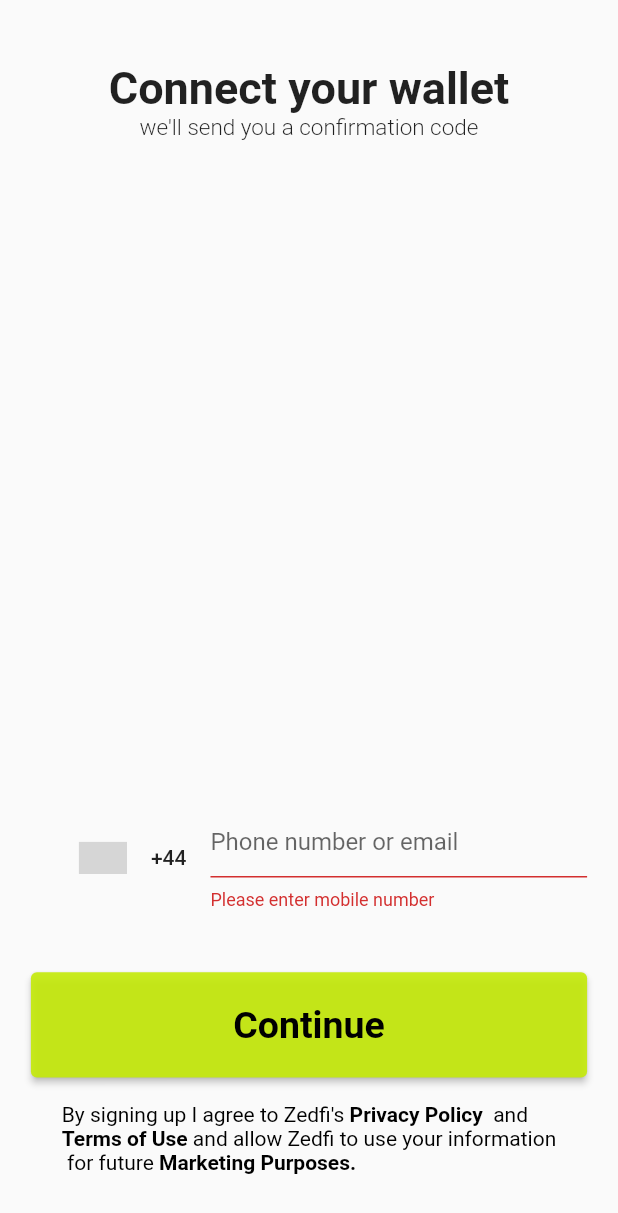
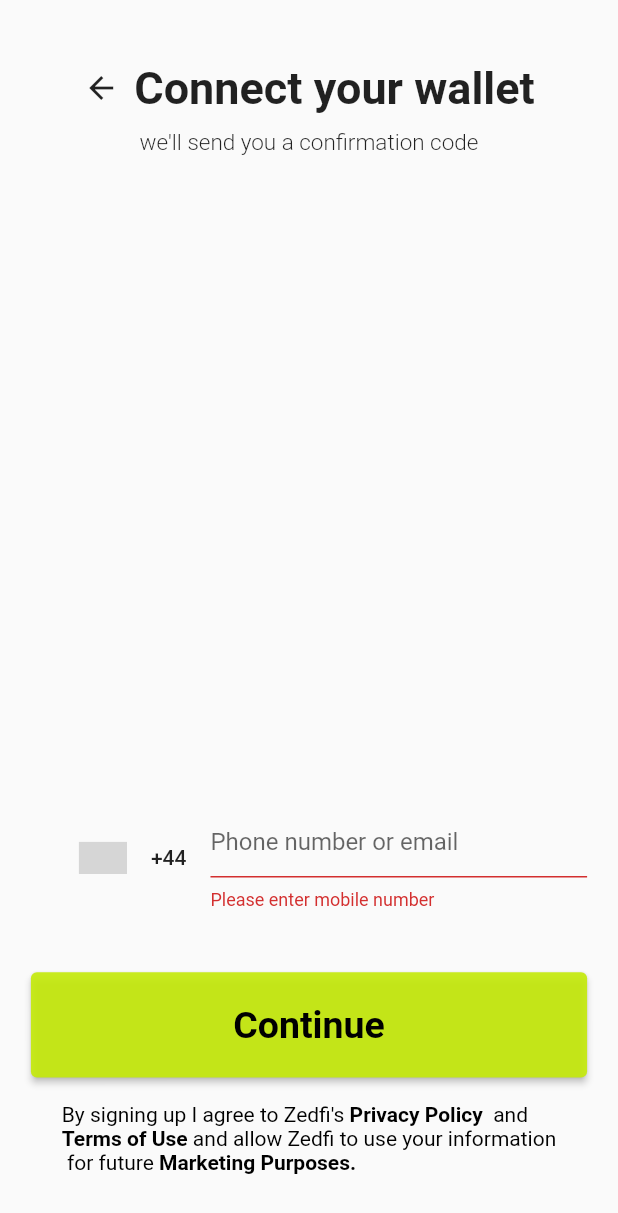
Before and after one commit to Alex1398/TestApp, a Flutter app: the screen it shows after launch, after a tap on "Continue", on a phone screen of 412 x 824 dp. Shown: the top 1213 px of the screen. Run offline on Flutter 3.47's test engine with Material 2 defaults, Android fonts, the phone set to English and light mode, and no system bars; drawn by our look-alikes of country_code_picker; our stand-ins replace firebase_auth, firebase_core, pinput; accounts and stored records are empty; network calls fail; grey boxes are pictures that could not be loaded.

Commit message:
v3(final)

```diff
--- a/test_app/lib/screens/otp_screen.dart
+++ b/test_app/lib/screens/otp_screen.dart
@@ -1,9 +1,9 @@
 import 'package:flutter/material.dart';
 import 'package:provider/provider.dart';
-import 'package:test_app/viewModels/otp_vm.dart';
 
+import '../viewModels/otp_vm.dart';
+import '../widgets/otp/otp_header.dart';
 import '../services/device_characteristics.dart';
-import '../widgets/connect_your_wallet/connect_your_wallet_header.dart';
 import '../widgets/otp/otp_body.dart';
 
 class OtpScreen extends StatelessWidget {
@@ -34,7 +34,7 @@ class OtpScreen extends StatelessWidget {
             child: Column(
               crossAxisAlignment: CrossAxisAlignment.center,
               children: [
-                const ConnectYourWalletHeader(),
+                const OtpHeader(),
                 ChangeNotifierProvider.value(
                   value: OtpVm(),
                   child: OtpBody(dialCode: dialCode, phone: phone),
--- a/test_app/lib/viewModels/connect_your_wallet_vm.dart
+++ b/test_app/lib/viewModels/connect_your_wallet_vm.dart
@@ -2,6 +2,7 @@ import 'package:firebase_auth/firebase_auth.dart';
 import 'package:flutter/cupertino.dart';
 import 'package:flutter/material.dart';
 
+import '../screens/otp_screen.dart';
 import '../widgets/dialogs/custom_dialog.dart';
 
 class ConnectYourWallerVM with ChangeNotifier {
@@ -47,6 +48,34 @@ class ConnectYourWallerVM with ChangeNotifier {
     if (isValid) {
       formKey.currentState.save();
     }
+  }
+
+  String validator(BuildContext context, String value) {
+    String mobile = validateMobile(value);
+    String email = validateEmail(value);
+    if (mobile.isNotEmpty && email.isNotEmpty) {
+      if (value.contains(RegExp(r'[a-zA-Z]'))) {
+        return email;
+      }
+      return mobile;
+    }
+
+    if (email.isEmpty) {
+      sendEmail(context, value);
+    }
+
+    if (mobile.isEmpty) {
+      Navigator.of(context).pushReplacement(
+        MaterialPageRoute(
+          builder: (context) => OtpScreen(
+            dialCode: _countryCode,
+            phone: value,
+          ),
+        ),
+      );
+    }
+
+    return null;
   }
 
   Widget bottomTextWidget() {
--- a/test_app/lib/widgets/connect_your_wallet/connect_your_wallet_body.dart
+++ b/test_app/lib/widgets/connect_your_wallet/connect_your_wallet_body.dart
@@ -2,7 +2,6 @@ import 'package:flutter/material.dart';
 import 'package:country_code_picker/country_code_picker.dart';
 import 'package:provider/provider.dart';
 
-import '../../screens/otp_screen.dart';
 import '../../services/device_characteristics.dart';
 import '../../viewModels/connect_your_wallet_vm.dart';
 
@@ -38,30 +37,7 @@ class ConnectYourWalletBody extends StatelessWidget {
                   ),
                   keyboardType: TextInputType.text,
                   validator: (value) {
-                    String mobile = connectYourWallerVm.validateMobile(value);
-                    String email = connectYourWallerVm.validateEmail(value);
-                    if (mobile.isNotEmpty && email.isNotEmpty) {
-                      if (value.contains(RegExp(r'[a-zA-Z]'))) {
-                        return email;
-                      }
-                      return mobile;
-                    }
-
-                    if (email.isEmpty) {
-                      connectYourWallerVm.sendEmail(context, value);
-                    }
-
-                    if (mobile.isEmpty) {
-                      Navigator.of(context).pushReplacement(
-                        MaterialPageRoute(
-                          builder: (context) => OtpScreen(
-                              dialCode: connectYourWallerVm.countryCode,
-                              phone: value),
-                        ),
-                      );
-                    }
-
-                    return null;
+                    return connectYourWallerVm.validator(context, value);
                   },
                 ),
               ),
--- a/test_app/lib/widgets/connect_your_wallet/connect_your_wallet_header.dart
+++ b/test_app/lib/widgets/connect_your_wallet/connect_your_wallet_header.dart
@@ -7,7 +7,14 @@ class ConnectYourWalletHeader extends StatelessWidget {
   Widget build(BuildContext context) {
     return Column(
       crossAxisAlignment: CrossAxisAlignment.center,
+      children: [
+        Row(
+          mainAxisAlignment: MainAxisAlignment.center,
           children: const [
+            Icon(Icons.arrow_back),
+            SizedBox(
+              width: 10,
+            ),
             FittedBox(
               fit: BoxFit.scaleDown,
               child: Text(
@@ -18,7 +25,12 @@ class ConnectYourWalletHeader extends StatelessWidget {
                 ),
               ),
             ),
-        FittedBox(
+          ],
+        ),
+        const SizedBox(
+          height: 10,
+        ),
+        const FittedBox(
           fit: BoxFit.scaleDown,
           child: Text(
             'we\'ll send you a confirmation code',
--- a/test_app/lib/widgets/otp/otp_header.dart
+++ b/test_app/lib/widgets/otp/otp_header.dart
@@ -11,12 +11,15 @@ class OtpHeader extends StatelessWidget {
         FittedBox(
           fit: BoxFit.scaleDown,
           child: Text(
-            'we\'ve sent you a code',
+            'We\'ve sent you a code',
             style: TextStyle(
               fontSize: 30,
               fontWeight: FontWeight.w600,
             ),
           ),
+        ),
+        SizedBox(
+          height: 10,
         ),
         FittedBox(
           fit: BoxFit.scaleDown,
```
Also changed, not shown: test_app/lib/viewModels/otp_vm.dart (+20 -20 lines), test_app/lib/widgets/otp/otp_body.dart (+11 -26 lines). Lines whose indentation alone changed are shown as unchanged.
